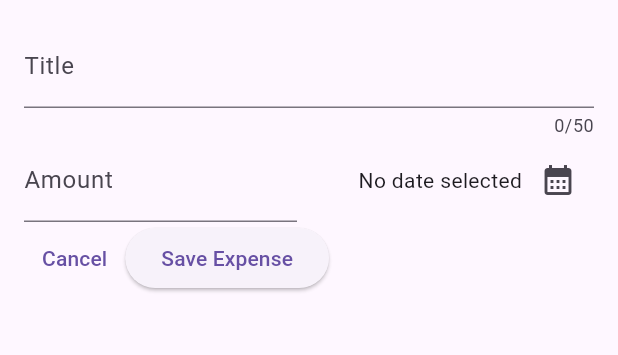
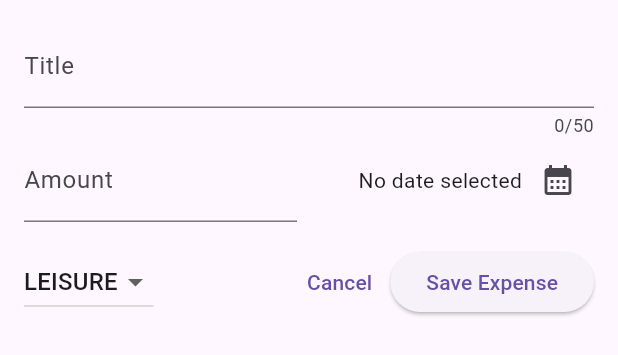
Before and after one commit to m0rb1u5/expense-tracker-app, a Flutter app: the NewExpense widget shown alone on an empty page, opened directly, on a phone screen of 412 x 824 dp. Shown: the top 355 px of the screen. Run offline on Flutter 3.47's test engine with Material 3 defaults, Android fonts, the phone set to English and light mode, and no system bars.

Commit message:
115. Adding a Dropdown Button

```diff
--- a/lib/widgets/new_expense.dart
+++ b/lib/widgets/new_expense.dart
@@ -1,3 +1,4 @@
+import 'package:expense_tracker_app/models/expense.dart';
 import 'package:flutter/material.dart';
 import 'package:intl/intl.dart';
 
@@ -14,6 +15,7 @@ class _NewExpenseState extends State<NewExpense> {
   final TextEditingController _titleController = TextEditingController();
   final TextEditingController _amountController = TextEditingController();
   DateTime? _selectedDate;
+  Category _selectedCategory = Category.leisure;
 
   void _presentDatePicker() async {
     final DateTime now = DateTime.now();
@@ -69,7 +71,9 @@ class _NewExpenseState extends State<NewExpense> {
                   mainAxisAlignment: MainAxisAlignment.end,
                   crossAxisAlignment: CrossAxisAlignment.center,
                   children: [
-                    Text(_selectedDate == null ? 'No date selected' : formatter.format(_selectedDate!)),
+                    Text(_selectedDate == null
+                        ? 'No date selected'
+                        : formatter.format(_selectedDate!)),
                     IconButton(
                       onPressed: _presentDatePicker,
                       icon: const Icon(Icons.calendar_month),
@@ -79,8 +83,29 @@ class _NewExpenseState extends State<NewExpense> {
               )
             ],
           ),
+          const SizedBox(height: 16,),
           Row(
             children: [
+              DropdownButton(
+                value: _selectedCategory,
+                items: Category.values
+                    .map(
+                      (category) => DropdownMenuItem(
+                        value: category,
+                        child: Text(category.name.toUpperCase()),
+                      ),
+                    )
+                    .toList(),
+                onChanged: (category) {
+                  if (category == null) {
+                    return;
+                  }
+                  setState(() {
+                    _selectedCategory = category;
+                  });
+                },
+              ),
+              const Spacer(),
               TextButton(
                 onPressed: () {
                   Navigator.pop(context);
```
